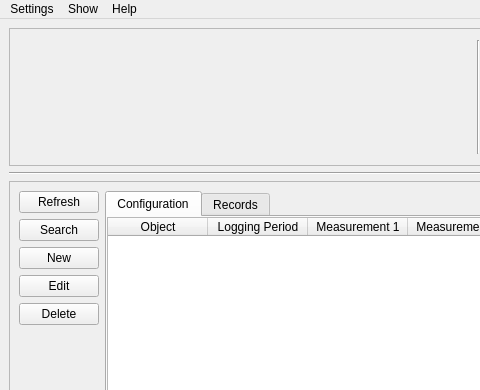
Qt form ServiceManager/GUI/layouts/MainWindow.ui (ISISNeutronMuon/HLM_PV_Import) before a commit; both pictures show x 0 to 480 and y 0 to 390 of the 1085 by 768 pixel window.
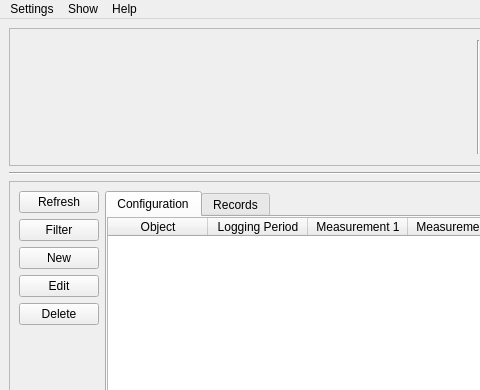
The same form after that commit.

What changed in the file:
```diff
--- a/ServiceManager/GUI/layouts/MainWindow.ui
+++ b/ServiceManager/GUI/layouts/MainWindow.ui
@@ -399,7 +399,7 @@
               </font>
              </property>
              <property name="text">
-              <string>Search</string>
+              <string>Filter</string>
              </property>
             </widget>
            </item>
```
Left out of the diff: 5 changed lines with no effect on the pictures.
